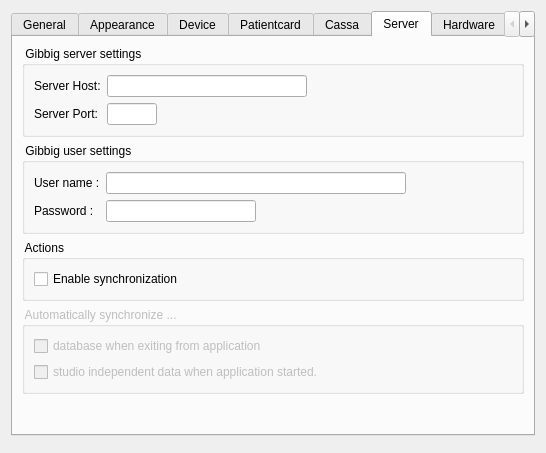
Above: client/dlgpreferences.ui from tbikfalvi/Belenus before the change. Below: the same form after it.
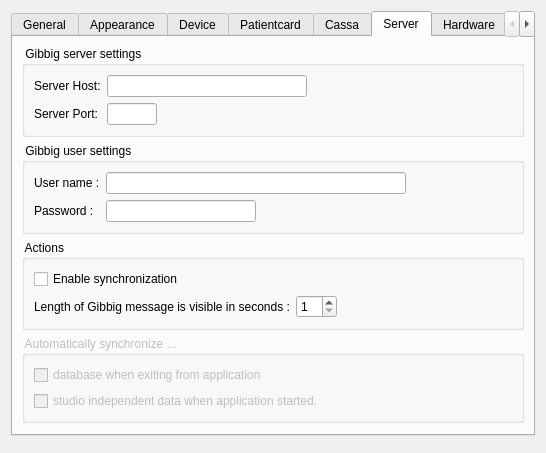
That is the form after the change. The open tabs and pages were chosen to show the change.

What changed in the file:
```diff
--- a/client/dlgpreferences.ui
+++ b/client/dlgpreferences.ui
@@ -1515,6 +1515,40 @@
             </property>
            </widget>
           </item>
+          <item>
+           <layout class="QHBoxLayout" name="horizontalLayout_29">
+            <item>
+             <widget class="QLabel" name="lblGibbigWaitTime">
+              <property name="text">
+               <string>Length of Gibbig message is visible in seconds :</string>
+              </property>
+             </widget>
+            </item>
+            <item>
+             <widget class="QSpinBox" name="sbGibbigWaitTime">
+              <property name="minimum">
+               <number>1</number>
+              </property>
+              <property name="maximum">
+               <number>10</number>
+              </property>
+             </widget>
+            </item>
+            <item>
+             <spacer name="horizontalSpacer_23">
+              <property name="orientation">
+               <enum>Qt::Horizontal</enum>
+              </property>
+              <property name="sizeHint" stdset="0">
+               <size>
+                <width>40</width>
+                <height>20</height>
+               </size>
+              </property>
+             </spacer>
+            </item>
+           </layout>
+          </item>
          </layout>
         </widget>
        </item>
```
Left out of the diff: 2 changed lines with no effect on the pictures.
